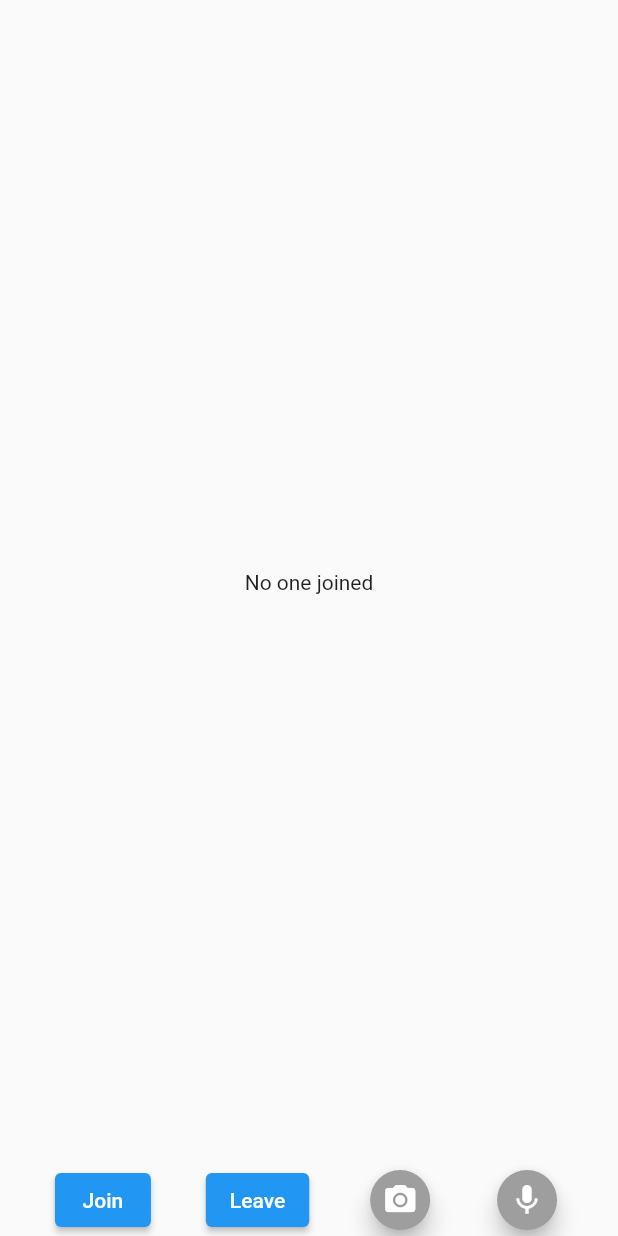
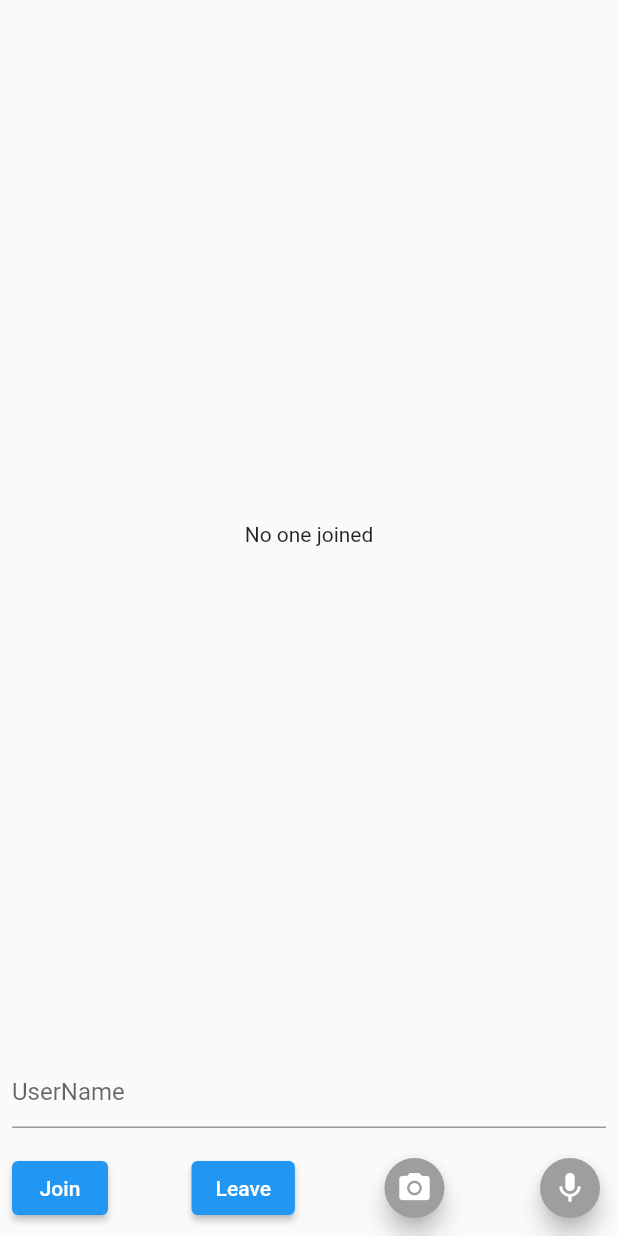
Before and after one commit to gangadharashettypj/flutter_100ms, a Flutter app: the screen it shows after launch, on a phone screen of 412 x 824 dp. Run offline on Flutter 3.47's test engine with Material 2 defaults, Android fonts, the phone set to English and light mode, and no system bars; our stand-ins replace dio, fluttertoast; missing offline and left inert: dart:html, flutter_easy_permission.

Commit message:
added username option

```diff
--- a/example/lib/main.dart
+++ b/example/lib/main.dart
@@ -3,6 +3,8 @@ import 'package:flutter/material.dart';
 import 'package:flutter_100ms/flutter_100ms.dart';
 import 'package:flutter_100ms_example/event_listener.dart';
 import 'package:flutter_100ms_example/models.dart';
+import 'package:flutter_easy_permission/easy_permissions.dart';
+import 'package:fluttertoast/fluttertoast.dart';
 
 void main() {
   runApp(MyApp());
@@ -47,6 +49,13 @@ class MyApp extends StatefulWidget {
 class _MyAppState extends State<MyApp> {
   var cameraEnabled = true;
   var audioEnabled = true;
+  FlutterEasyPermission _easyPermission;
+
+  @override
+  void dispose() {
+    _easyPermission.dispose();
+    super.dispose();
+  }
 
   @override
   void initState() {
@@ -57,6 +66,22 @@ class _MyAppState extends State<MyApp> {
         },
       );
     });
+
+    _easyPermission = FlutterEasyPermission()
+      ..addPermissionCallback(
+        onGranted: (requestCode, perms, perm) {
+          _permission = true;
+        },
+        onDenied: (requestCode, perms, perm, isPermanent) {
+          _permission = false;
+          if (isPermanent) {
+            FlutterEasyPermission.showAppSettingsDialog(title: "Camera");
+          } else {
+            debugPrint("Android Deny authorization:$perms");
+            debugPrint("iOS Deny authorization:$perm");
+          }
+        },
+      );
     super.initState();
   }
 
@@ -64,12 +89,46 @@ class _MyAppState extends State<MyApp> {
     return 'https://$environment.100ms.live/hmsapi/get-token';
   }
 
+  var _permission = false;
+  static const permissions = [
+    Permissions.CAMERA,
+    Permissions.RECORD_AUDIO,
+  ];
+
+  static const permissionGroup = [
+    PermissionGroup.Camera,
+    PermissionGroup.Microphone,
+  ];
   Widget _buildButtonBar() {
     return Row(
-      mainAxisAlignment: MainAxisAlignment.spaceEvenly,
+      mainAxisAlignment: MainAxisAlignment.spaceBetween,
       children: [
         ElevatedButton(
           onPressed: () async {
+            if (!(await FlutterEasyPermission.has(
+              perms: permissions,
+              permsGroup: permissionGroup,
+            ))) {
+              FlutterEasyPermission.request(
+                perms: permissions,
+                permsGroup: permissionGroup,
+                rationale: "Give permissions",
+              );
+              return;
+            }
+            if (controller.text.isEmpty) {
+              Fluttertoast.showToast(
+                msg: "Enter valid username",
+                toastLength: Toast.LENGTH_SHORT,
+                gravity: ToastGravity.TOP,
+                timeInSecForIosWeb: 1,
+                backgroundColor: Colors.red,
+                textColor: Colors.white,
+                fontSize: 16.0,
+              );
+              return;
+            }
+
             String url =
                 'https://frontrow.app.100ms.live/meeting/tasty-auburn-gorilla';
             String endpoint = url.tokenEndpointEnvironment;
@@ -93,7 +152,7 @@ class _MyAppState extends State<MyApp> {
               );
 
               Flutter100ms.init(false);
-              Flutter100ms.join('GS', '', response.data['token']);
+              Flutter100ms.join(controller.text, '', response.data['token']);
             }
             // if (REGEX_MEETING_URL_ROOM_ID.hasMatch(url)) {
             //   final match = REGEX_MEETING_URL_ROOM_ID.firstMatch(url)!;
@@ -182,7 +241,7 @@ class _MyAppState extends State<MyApp> {
         (int index) {
           return ListTile(
             title: Container(
-              height: 120,
+              height: 150,
               child: videoViews[joinData?.peerList[index]?.peerId],
             ),
           );
@@ -191,11 +250,14 @@ class _MyAppState extends State<MyApp> {
     );
   }
 
+  final controller = TextEditingController();
   @override
   Widget build(BuildContext context) {
     return MaterialApp(
       home: Scaffold(
-        body: SafeArea(
+        body: Padding(
+          padding: EdgeInsets.all(8),
+          child: SafeArea(
             child: Center(
               child: Column(
                 mainAxisAlignment: MainAxisAlignment.start,
@@ -204,8 +266,16 @@ class _MyAppState extends State<MyApp> {
                   Expanded(
                     child: _buildUserListView(),
                   ),
+                  TextField(
+                    controller: controller,
+                    decoration: InputDecoration(hintText: 'UserName'),
+                  ),
+                  SizedBox(
+                    height: 16,
+                  ),
                   _buildButtonBar(),
                 ],
+              ),
             ),
           ),
         ),
--- a/example/pubspec.yaml
+++ b/example/pubspec.yaml
@@ -13,6 +13,8 @@ dependencies:
     sdk: flutter
 
   dio: ^4.0.0
+  fluttertoast: ^8.0.7
+  flutter_easy_permission: ^1.0.0
 
   flutter_100ms:
     # When depending on this package from a real application you should use:
```
Also changed, not shown: example/pubspec.lock, 4 other files. Lines whose indentation alone changed are shown as unchanged.
